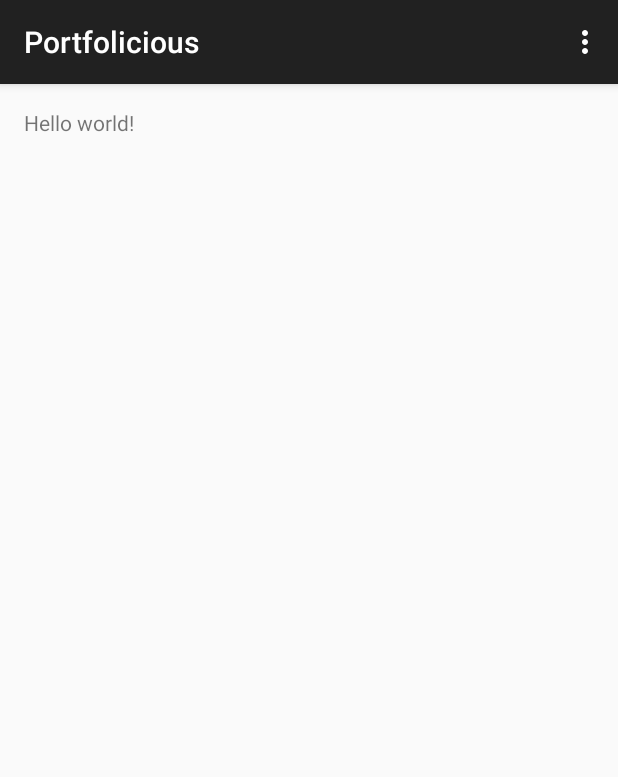
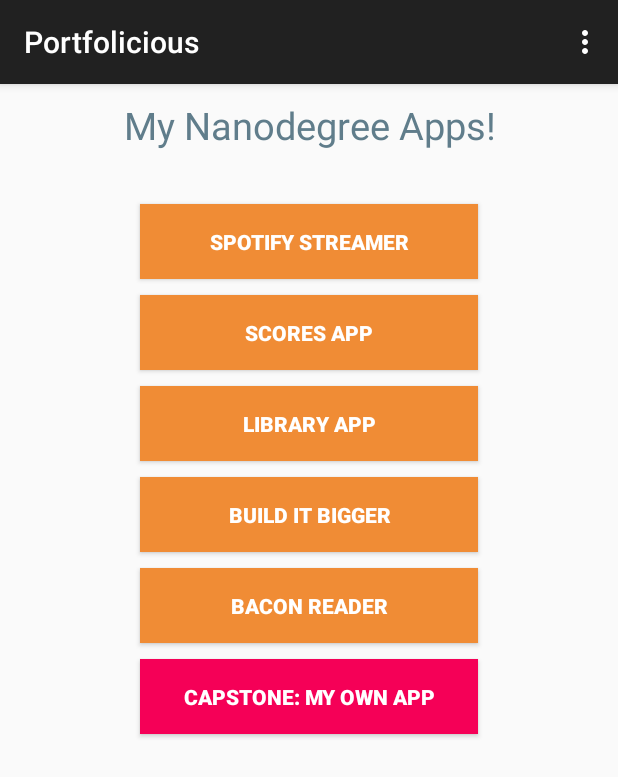
Before and after one commit to DkPhoenix/Portfolicious, an Android app: the screen it shows after launch (MainActivity), on a phone screen of 412 x 824 dp. Shown: the top 777 px of the screen. Run offline under Robolectric (Android 15) with nearby library versions, the phone set to English and light mode, and no system bars.

Commit message:
Create base design and initial functionality
    Followed lesson one picture to create initial design of the portfolio
    app.

```diff
--- a/app/src/main/java/app/com/dkphoenix/portfolicious/MainActivity.java
+++ b/app/src/main/java/app/com/dkphoenix/portfolicious/MainActivity.java
@@ -1,9 +1,12 @@
 package app.com.dkphoenix.portfolicious;
 
+import android.content.Context;
+import android.os.Bundle;
 import android.support.v7.app.AppCompatActivity;
-import android.os.Bundle;
 import android.view.Menu;
 import android.view.MenuItem;
+import android.view.View;
+import android.widget.Toast;
 
 public class MainActivity extends AppCompatActivity {
 
@@ -34,4 +37,52 @@ public class MainActivity extends AppCompatActivity {
 
         return super.onOptionsItemSelected(item);
     }
+
+    /**
+     * Called when the user touches the button
+     * Formats a message for a toast
+     */
+    public void sendMessage(View view) {
+        //get the id of the button that was clicked
+        int temp = view.getId();
+        //build initial message
+        String message = "This button will launch my ";
+
+        //change the message sent to the toast based on the ID of the button clicked.
+        switch (temp) {
+            case R.id.media_streamer:
+                toastMessage(message + "Spotify Streamer app.");
+                break;
+
+            case R.id.super_duo1:
+                toastMessage(message + "Scores app.");
+                break;
+
+            case R.id.super_duo2:
+                toastMessage(message + "Library app.");
+                break;
+
+            case R.id.ant_terminator:
+                toastMessage(message + "Build It Bigger app.");
+                break;
+
+            case R.id.materialize:
+                toastMessage(message + "Bacon Reader app.");
+                break;
+
+            case R.id.capstone:
+                toastMessage(message + "capstone app.");
+                break;
+        }
+    }
+
+    /**
+     * Displays a toast message to the screen
+     */
+    private void toastMessage(String message) {
+        Context context = getApplicationContext();
+
+        Toast toast = Toast.makeText(context, message, Toast.LENGTH_SHORT);
+        toast.show();
+    }
 }
--- a/app/src/main/res/layout/activity_main.xml
+++ b/app/src/main/res/layout/activity_main.xml
@@ -1,11 +1,67 @@
 <RelativeLayout xmlns:android="http://schemas.android.com/apk/res/android"
-    xmlns:tools="http://schemas.android.com/tools" android:layout_width="match_parent"
-    android:layout_height="match_parent" android:paddingLeft="@dimen/activity_horizontal_margin"
-    android:paddingRight="@dimen/activity_horizontal_margin"
-    android:paddingTop="@dimen/activity_vertical_margin"
-    android:paddingBottom="@dimen/activity_vertical_margin" tools:context=".MainActivity">
+    xmlns:tools="http://schemas.android.com/tools"
+    android:layout_width="match_parent"
+    android:layout_height="match_parent"
+    tools:context=".MainActivity">
 
-    <TextView android:text="@string/hello_world" android:layout_width="wrap_content"
-        android:layout_height="wrap_content" />
+    <TextView
+        android:id="@+id/my_title"
+        android:layout_width="match_parent"
+        android:layout_height="wrap_content"
+        android:gravity="center_horizontal"
+        android:paddingBottom="30dp"
+        android:paddingTop="10dp"
+        android:text="@string/my_title"
+        android:textColor="#607D8B"
+        android:textSize="25dp" />
 
+    <Button
+        android:id="@+id/media_streamer"
+        style="@style/My_Button_style"
+        android:layout_below="@+id/my_title"
+        android:layout_centerInParent="true"
+        android:clickable="true"
+        android:onClick="sendMessage"
+        android:text="@string/media_streamer" />
+
+    <Button
+        android:id="@+id/super_duo1"
+        style="@style/My_Button_style"
+        android:layout_below="@+id/media_streamer"
+        android:layout_centerInParent="true"
+        android:onClick="sendMessage"
+        android:text="@string/super_duo1" />
+
+    <Button
+        android:id="@+id/super_duo2"
+        style="@style/My_Button_style"
+        android:layout_below="@+id/super_duo1"
+        android:layout_centerInParent="true"
+        android:onClick="sendMessage"
+        android:text="@string/super_duo2" />
+
+    <Button
+        android:id="@+id/ant_terminator"
+        style="@style/My_Button_style"
+        android:layout_below="@+id/super_duo2"
+        android:layout_centerInParent="true"
+        android:onClick="sendMessage"
+        android:text="@string/ant_terminator" />
+
+    <Button
+        android:id="@+id/materialize"
+        style="@style/My_Button_style"
+        android:layout_below="@+id/ant_terminator"
+        android:layout_centerInParent="true"
+        android:onClick="sendMessage"
+        android:text="@string/materialize" />
+
+    <Button
+        android:id="@+id/capstone"
+        style="@style/My_Button_style"
+        android:layout_below="@+id/materialize"
+        android:layout_centerInParent="true"
+        android:background="#F50057"
+        android:onClick="sendMessage"
+        android:text="@string/capstone" />
 </RelativeLayout>
--- a/app/src/main/res/values/strings.xml
+++ b/app/src/main/res/values/strings.xml
@@ -1,6 +1,12 @@
 <resources>
     <string name="app_name">Portfolicious</string>
 
-    <string name="hello_world">Hello world!</string>
     <string name="action_settings">Settings</string>
+    <string name="my_title">My Nanodegree Apps!</string>
+    <string name="media_streamer">Spotify Streamer</string>
+    <string name="super_duo1">Scores App</string>
+    <string name="super_duo2">Library App</string>
+    <string name="ant_terminator">Build It Bigger</string>
+    <string name="materialize">Bacon Reader</string>
+    <string name="capstone">Capstone: My Own App</string>
 </resources>
--- a/app/src/main/res/values/styles.xml
+++ b/app/src/main/res/values/styles.xml
@@ -5,4 +5,18 @@
         <!-- Customize your theme here. -->
     </style>
 
+    <style name="My_Button_style">
+        <item name="android:layout_width">225dp</item>
+        <item name="android:layout_height">50dp</item>
+        <item name="android:background">#F08C35</item>
+        <item name="android:layout_marginTop">5dp</item>
+        <item name="android:layout_marginBottom">5dp</item>
+        <item name="android:textStyle">bold</item>
+        <item name="android:textColor">#FFFFFF</item>
+    </style>
+
+    <!-- old code keeping for learning purposes.
+        <dimen name="buttonHeight">40dp</dimen>
+        <dimen name="buttonWidth">40dp</dimen>
+    -->
 </resources>
```
Also changed, not shown: 1 other file.
